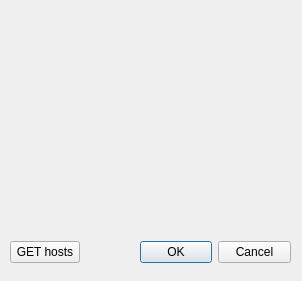
The window that Superviseur/QSuperviseur/fen_superviseur.ui (SNIRNagios/FinalRemy) describes before a commit, drawn with Qt 5.
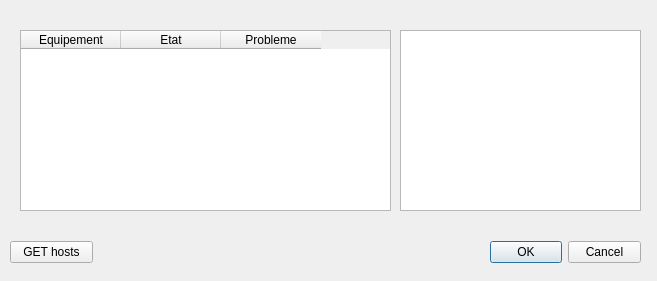
The same window after the commit.

Commit message: Ajout d'un tableau dynamique

Patch:
```diff
--- a/Superviseur/QSuperviseur/fen_superviseur.ui
+++ b/Superviseur/QSuperviseur/fen_superviseur.ui
@@ -6,7 +6,7 @@
    <rect>
     <x>0</x>
     <y>0</y>
-    <width>302</width>
+    <width>657</width>
     <height>281</height>
    </rect>
   </property>
@@ -16,7 +16,7 @@
   <widget class="QDialogButtonBox" name="buttonBox">
    <property name="geometry">
     <rect>
-     <x>140</x>
+     <x>490</x>
      <y>240</y>
      <width>151</width>
      <height>25</height>
@@ -65,26 +65,6 @@
     <string/>
    </property>
   </widget>
-  <widget class="QWidget" name="W_Rectangle_2" native="true">
-   <property name="geometry">
-    <rect>
-     <x>60</x>
-     <y>150</y>
-     <width>71</width>
-     <height>61</height>
-    </rect>
-   </property>
-  </widget>
-  <widget class="QWidget" name="W_Rectangle_3" native="true">
-   <property name="geometry">
-    <rect>
-     <x>170</x>
-     <y>60</y>
-     <width>71</width>
-     <height>61</height>
-    </rect>
-   </property>
-  </widget>
   <widget class="QLabel" name="LA_3">
    <property name="geometry">
     <rect>
@@ -98,12 +78,12 @@
     <string/>
    </property>
   </widget>
-  <widget class="QWidget" name="">
+  <widget class="QWidget" name="layoutWidget">
    <property name="geometry">
     <rect>
      <x>10</x>
      <y>240</y>
-     <width>83</width>
+     <width>171</width>
      <height>25</height>
     </rect>
    </property>
@@ -124,6 +104,54 @@
     </item>
    </layout>
   </widget>
+  <widget class="QTextEdit" name="textEdit">
+   <property name="geometry">
+    <rect>
+     <x>400</x>
+     <y>30</y>
+     <width>241</width>
+     <height>181</height>
+    </rect>
+   </property>
+  </widget>
+  <widget class="QLabel" name="LA_nb">
+   <property name="geometry">
+    <rect>
+     <x>10</x>
+     <y>200</y>
+     <width>291</width>
+     <height>31</height>
+    </rect>
+   </property>
+   <property name="text">
+    <string/>
+   </property>
+  </widget>
+  <widget class="QTableWidget" name="tableWidget">
+   <property name="geometry">
+    <rect>
+     <x>20</x>
+     <y>30</y>
+     <width>371</width>
+     <height>181</height>
+    </rect>
+   </property>
+   <column>
+    <property name="text">
+     <string>Equipement</string>
+    </property>
+   </column>
+   <column>
+    <property name="text">
+     <string>Etat</string>
+    </property>
+   </column>
+   <column>
+    <property name="text">
+     <string>Probleme</string>
+    </property>
+   </column>
+  </widget>
  </widget>
  <resources/>
  <connections>
```
Left out of the diff: 10 changed lines with no effect on the pictures. The commit also changes 2 other files.
